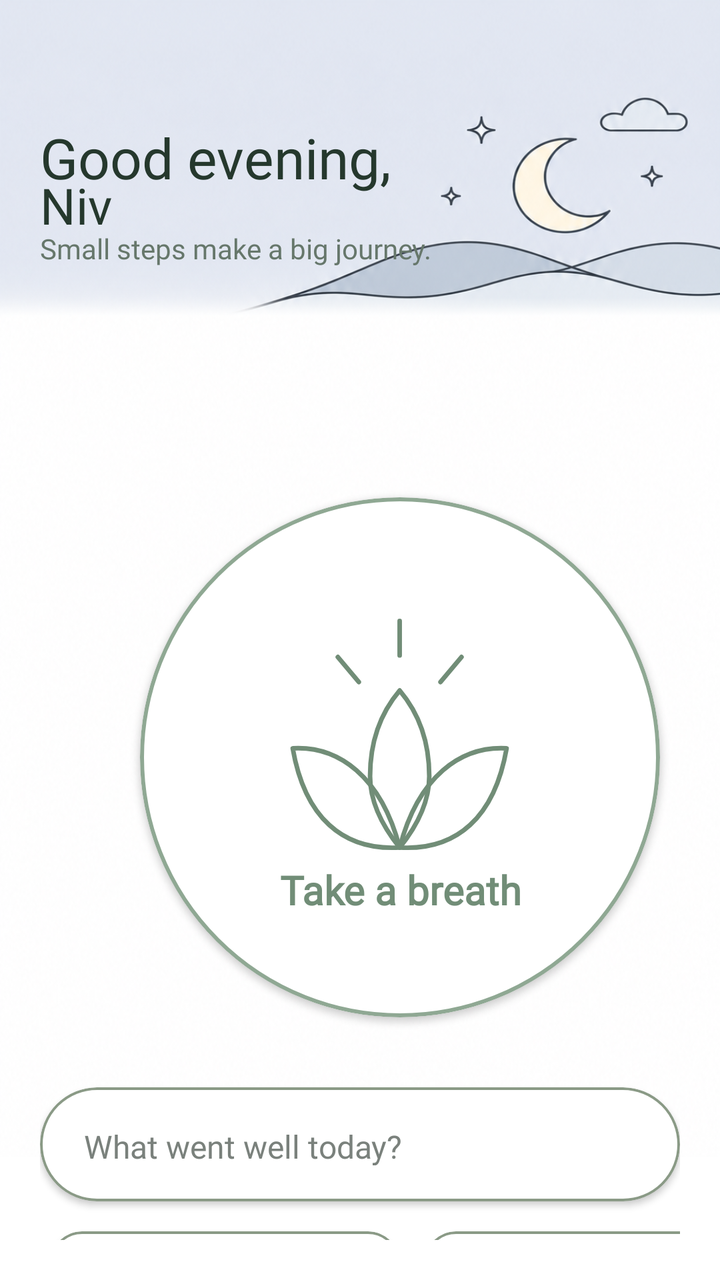
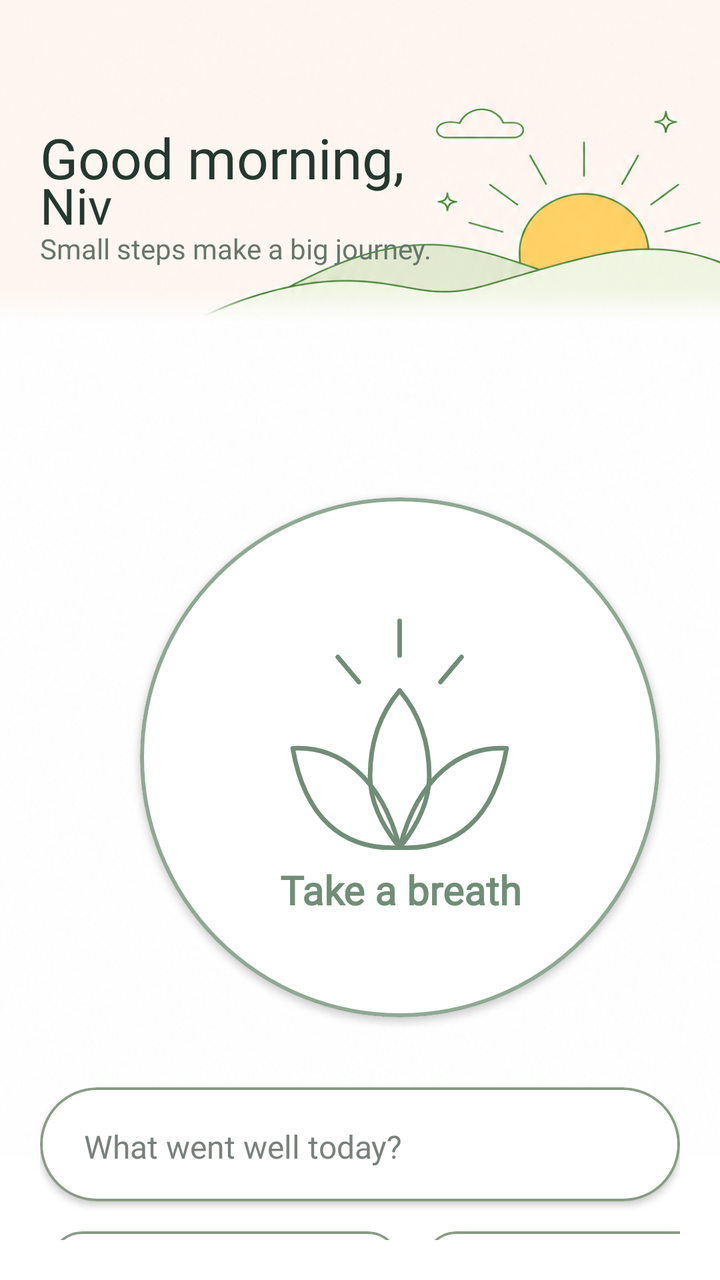

The first picture is an Android layout as it rendered before a commit; the second is the same layout after the commit. The layout source and the unified diff follow.
<!-- AndroidManifest.xml: application theme Theme.FLOW -->
<!-- res/layout/fragment_home.xml -->
<?xml version="1.0" encoding="utf-8"?>
<LinearLayout xmlns:android="http://schemas.android.com/apk/res/android"
    xmlns:app="http://schemas.android.com/apk/res-auto"
    xmlns:tools="http://schemas.android.com/tools"
    android:layout_width="match_parent"
    android:layout_height="match_parent"
    android:background="@drawable/evening_background"
    android:orientation="vertical"
    android:paddingStart="20dp"
    android:paddingTop="60dp"
    android:paddingEnd="20dp"
    android:paddingBottom="20dp"
    tools:context=".HomeFragment">

    <TextView
        android:id="@+id/tvGreetingTime"
        android:layout_width="match_parent"
        android:layout_height="wrap_content"
        android:fontFamily="@font/inter_bold"
        android:text="Good evening, "
        android:textColor="#25382D"
        android:textSize="28sp" />

    <TextView
        android:id="@+id/tvGreetingName"
        android:layout_width="match_parent"
        android:layout_height="wrap_content"
        android:layout_marginTop="-12dp"
        android:fontFamily="@font/inter_regular"
        android:text="Niv"
        android:textColor="#25382D"
        android:textSize="25sp" />

    <TextView
        android:id="@+id/tvDailyInspiration"
        android:layout_width="match_parent"
        android:layout_height="wrap_content"
        android:layout_marginTop="-5dp"
        android:fontFamily="@font/inter_italic"
        android:text="Small steps make a big journey."
        android:textColor="#66776B"
        android:textSize="14sp">

    </TextView>

    <com.google.android.material.card.MaterialCardView
        android:id="@+id/btnTakeABreath"
        android:layout_width="260dp"
        android:layout_height="260dp"
        android:layout_marginStart="50dp"
        android:layout_marginTop="115dp"
        android:clickable="true"
        app:cardBackgroundColor="#FFFFFF"
        app:cardCornerRadius="130dp"
        app:cardElevation="2dp"
        app:strokeColor="#8FA893"
        app:strokeWidth="2dp">

        <LinearLayout
            android:layout_width="match_parent"
            android:layout_height="match_parent"
            android:gravity="center"
            android:orientation="vertical"
            android:paddingStart="18dp"
            android:paddingTop="15dp"
            android:paddingEnd="18dp"
            android:paddingBottom="18dp">

            <ImageView
                android:id="@+id/ivBreathBtnIcon"
                android:layout_width="179dp"
                android:layout_height="145dp"
                android:src="@drawable/take_a_breath_icon"
                app:tint="#718D77">

            </ImageView>

            <TextView
                android:id="@+id/tvBreathBtnText"
                android:layout_width="300dp"
                android:layout_height="wrap_content"
                android:layout_marginTop="-10dp"
                android:fontFamily="@font/inter_semibold"
                android:text="Take a breath"
                android:textAlignment="center"
                android:textColor="#718D77"
                android:textSize="20sp"
                android:textStyle="bold">

            </TextView>

        </LinearLayout>
    </com.google.android.material.card.MaterialCardView>

    <com.google.android.material.card.MaterialCardView
        android:id="@+id/cvQuickWin"
        android:layout_width="wrap_content"
        android:layout_height="57dp"
        android:layout_gravity="center"
        android:layout_marginTop="35dp"
        android:clickable="true"
        app:cardBackgroundColor="#FFFFFF"
        app:cardCornerRadius="35dp"
        app:cardElevation="2dp"
        app:strokeColor="#8A9A86"
        app:strokeWidth="1.25dp">

        <LinearLayout
            android:layout_width="365dp"
            android:layout_height="wrap_content"
            android:orientation="horizontal"
            android:paddingStart="18dp"
            android:paddingTop="2dp"
            android:paddingEnd="18dp"
            android:paddingBottom="18dp">

            <EditText
                android:id="@+id/etQuickWin"
                android:layout_width="277dp"
                android:layout_height="52dp"
                android:fontFamily="@font/inter_regular"
                android:hint="What went well today?"
                android:textColor="#7A817C"
                android:textColorHint="#7A817C"
                android:textSize="16sp">

            </EditText>
        </LinearLayout>
    </com.google.android.material.card.MaterialCardView>

    <LinearLayout
        android:layout_width="match_parent"
        android:layout_height="match_parent"
        android:layout_marginLeft="5dp"
        android:orientation="horizontal">

        <com.google.android.material.card.MaterialCardView
            android:id="@+id/cvReleaseFeature"
            android:layout_width="175dp"
            android:layout_height="115dp"
            android:layout_marginTop="15dp"
            android:clickable="true"
            app:cardBackgroundColor="#FFFFFF"
            app:cardCornerRadius="16dp"
            app:cardElevation="2dp"
            app:strokeColor="#8A9A86"
            app:strokeWidth="1.25dp">

            <LinearLayout
                android:layout_width="wrap_content"
                android:layout_height="wrap_content"
                android:orientation="vertical"
                android:paddingStart="18dp"
                android:paddingTop="15dp"
                android:paddingEnd="18dp"
                android:paddingBottom="18dp">

                <TextView
                    android:id="@+id/tvReleaseFeature"
                    android:layout_width="wrap_content"
                    android:layout_height="wrap_content"
                    android:paddingLeft="5dp"
                    android:fontFamily="@font/inter_light"
                    android:letterSpacing="0.1"
                    android:text="RELEASE"
                    android:textColor="#566B5C"
                    android:textSize="16sp">

                </TextView>

                <ImageView
                    android:id="@+id/ivReleaseBackground"
                    android:layout_width="175dp"
                    android:layout_height="66dp"
                    android:layout_gravity="center"
                    android:scaleType="fitCenter"
                    android:src="@drawable/release_graphic"
                    app:tint="#CDCDCD">

                </ImageView>
            </LinearLayout>
        </com.google.android.material.card.MaterialCardView>

        <com.google.android.material.card.MaterialCardView
            android:id="@+id/cvRehearseFeature"
            android:layout_width="175dp"
            android:layout_height="115dp"
            android:layout_marginLeft="12dp"
            android:layout_marginTop="15dp"
            android:clickable="true"
            app:cardBackgroundColor="#FFFFFF"
            app:cardCornerRadius="16dp"
            app:cardElevation="2dp"
            app:strokeColor="#8A9A86"
            app:strokeWidth="1.25dp">

            <LinearLayout
                android:layout_width="wrap_content"
                android:layout_height="wrap_content"
                android:orientation="vertical"
                android:paddingStart="18dp"
                android:paddingTop="15dp"
                android:paddingEnd="18dp"
                android:paddingBottom="18dp">

                <TextView
                    android:id="@+id/tvRehearseFeature"
                    android:layout_width="wrap_content"
                    android:layout_height="wrap_content"
                    android:paddingLeft="5dp"
                    android:fontFamily="@font/inter_light"
                    android:letterSpacing="0.1"
                    android:text="REHEARSE"
                    android:textColor="#566B5C"
                    android:textSize="16sp">

                </TextView>

                <ImageView
                    android:id="@+id/ivRehearseBackground"
                    android:layout_width="175dp"
                    android:layout_height="73dp"
                    android:layout_gravity="center"
                    android:scaleType="fitCenter"
                    android:src="@drawable/rehearse_graphic"
                    app:tint="#CDCDCD">

                </ImageView>

            </LinearLayout>
        </com.google.android.material.card.MaterialCardView>

    </LinearLayout>
</LinearLayout>
<!-- resources referenced by this layout -->
<resources>
  <!-- drawable evening_background: png bitmap (drawable, 876695 bytes) -->
  <!-- drawable release_graphic (drawable) -->
  <vector xmlns:android="http://schemas.android.com/apk/res/android"
      android:width="512dp"
      android:height="256dp"
      android:viewportWidth="512"
      android:viewportHeight="256">
    <path
        android:pathData="M0,190C55,145 105,145 160,190S265,235 320,190S425,145 512,190"
        android:strokeLineJoin="round"
        android:strokeWidth="4"
        android:fillColor="#00000000"
        android:strokeColor="#000000"
        android:strokeLineCap="round"/>
    <path
        android:pathData="M0,155C55,110 105,110 160,155S265,200 320,155S425,110 512,155"
        android:strokeLineJoin="round"
        android:strokeWidth="4"
        android:fillColor="#00000000"
        android:strokeColor="#000000"
        android:strokeLineCap="round"/>
    <path
        android:pathData="M0,120C55,75 105,75 160,120S265,165 320,120S425,75 512,120"
        android:strokeLineJoin="round"
        android:strokeWidth="4"
        android:fillColor="#00000000"
        android:strokeColor="#000000"
        android:strokeLineCap="round"/>
  </vector>
  <!-- drawable take_a_breath_icon (drawable) -->
  <vector xmlns:android="http://schemas.android.com/apk/res/android"
      android:width="24dp"
      android:height="24dp"
      android:viewportWidth="24"
      android:viewportHeight="24">
    <path
        android:pathData="M12,8.15C10.45,9.98 9.55,12.25 9.55,15.25C9.55,17.43 10.65,19.47 12,21.15C13.35,19.47 14.45,17.43 14.45,15.25C14.45,12.25 13.55,9.98 12,8.15Z"
        android:strokeLineJoin="round"
        android:strokeWidth="0.38"
        android:fillColor="#00000000"
        android:strokeColor="#000000"
        android:strokeLineCap="round"/>
    <path
        android:pathData="M12,21.15C7.26,21.42 4.14,18.62 3.15,12.94C6.94,12.73 10.45,15.25 12,21.15Z"
        android:strokeLineJoin="round"
        android:strokeWidth="0.38"
        android:fillColor="#00000000"
        android:strokeColor="#000000"
        android:strokeLineCap="round"/>
    <path
        android:pathData="M12,21.15C16.74,21.42 19.86,18.62 20.85,12.94C17.06,12.73 13.55,15.25 12,21.15Z"
        android:strokeLineJoin="round"
        android:strokeWidth="0.38"
        android:fillColor="#00000000"
        android:strokeColor="#000000"
        android:strokeLineCap="round"/>
    <path
        android:pathData="M12,2.4V5.25M6.88,5.38L8.62,7.45M17.12,5.38L15.38,7.45"
        android:strokeLineJoin="round"
        android:strokeWidth="0.38"
        android:fillColor="#00000000"
        android:strokeColor="#000000"
        android:strokeLineCap="round"/>
  </vector>
  <style name="Theme.FLOW" parent="Base.Theme.FLOW" />
  <style name="Base.Theme.FLOW" parent="Theme.Material3.DayNight.NoActionBar">
          
          
      </style>
  <!-- unchanged entries left out for length: 1 -->
</resources>

<!-- the commit's change to res/layout/fragment_home.xml (unified diff, before → after) -->
@@ -2,9 +2,10 @@
 <LinearLayout xmlns:android="http://schemas.android.com/apk/res/android"
     xmlns:app="http://schemas.android.com/apk/res-auto"
     xmlns:tools="http://schemas.android.com/tools"
+    android:id="@+id/homeScreen"
     android:layout_width="match_parent"
     android:layout_height="match_parent"
-    android:background="@drawable/evening_background"
+    android:background="@drawable/morning_background"
     android:orientation="vertical"
     android:paddingStart="20dp"
     android:paddingTop="60dp"
@@ -17,7 +18,7 @@
         android:layout_width="match_parent"
         android:layout_height="wrap_content"
         android:fontFamily="@font/inter_bold"
-        android:text="Good evening, "
+        android:text="Good morning, "
         android:textColor="#25382D"
         android:textSize="28sp" />
 
<!-- resource entries referenced after the edit -->
@@ -1,6 +1,6 @@
 <!-- resources referenced by this layout -->
 <resources>
-  <!-- drawable evening_background: png bitmap (drawable, 876695 bytes) -->
+  <!-- drawable morning_background: png bitmap (drawable, 794459 bytes) -->
   <!-- drawable release_graphic (drawable) -->
   <vector xmlns:android="http://schemas.android.com/apk/res/android"
       android:width="512dp"
